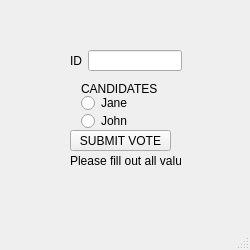
The window that gui.ui (Marivilh/1620-Final-Project-1) describes before a commit, drawn with Qt 5.
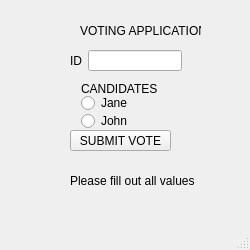
The same window after the commit.

```diff
--- a/gui.ui
+++ b/gui.ui
@@ -57,14 +57,27 @@
      <rect>
       <x>70</x>
       <y>150</y>
-      <width>111</width>
-      <height>21</height>
+      <width>171</width>
+      <height>61</height>
      </rect>
     </property>
     <property name="text">
      <string>Please fill out all values</string>
     </property>
    </widget>
+   <widget class="QLabel" name="label">
+    <property name="geometry">
+     <rect>
+      <x>80</x>
+      <y>0</y>
+      <width>121</width>
+      <height>61</height>
+     </rect>
+    </property>
+    <property name="text">
+     <string>VOTING APPLICATION</string>
+    </property>
+   </widget>
    <widget class="QWidget" name="">
     <property name="geometry">
      <rect>
```
